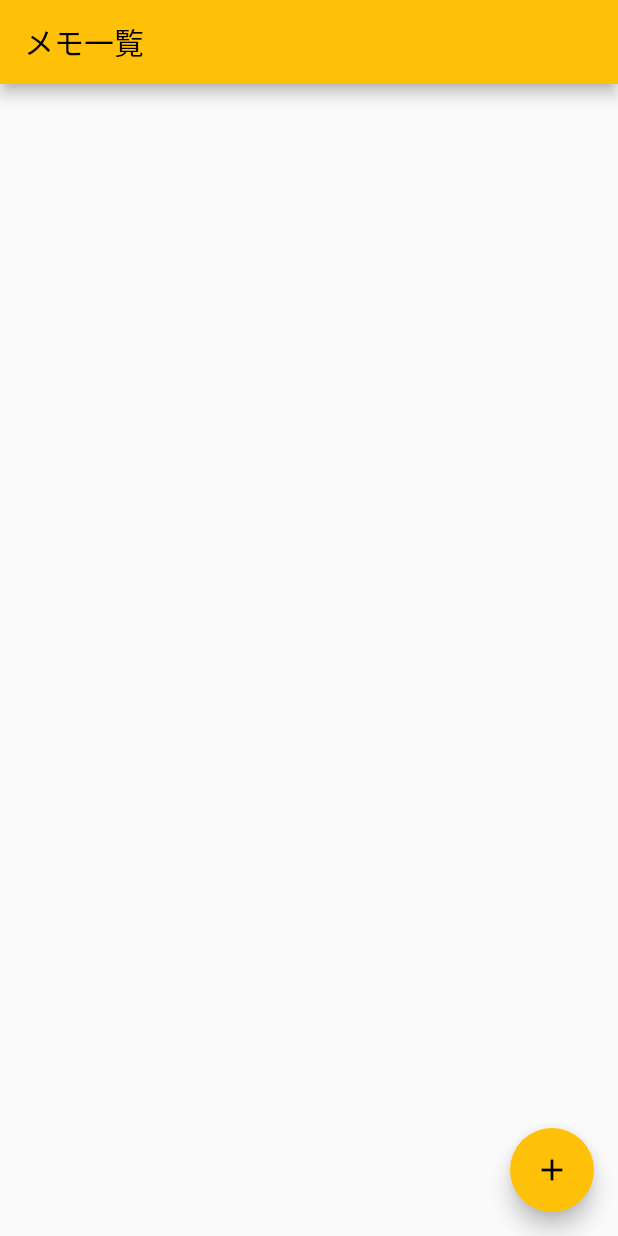
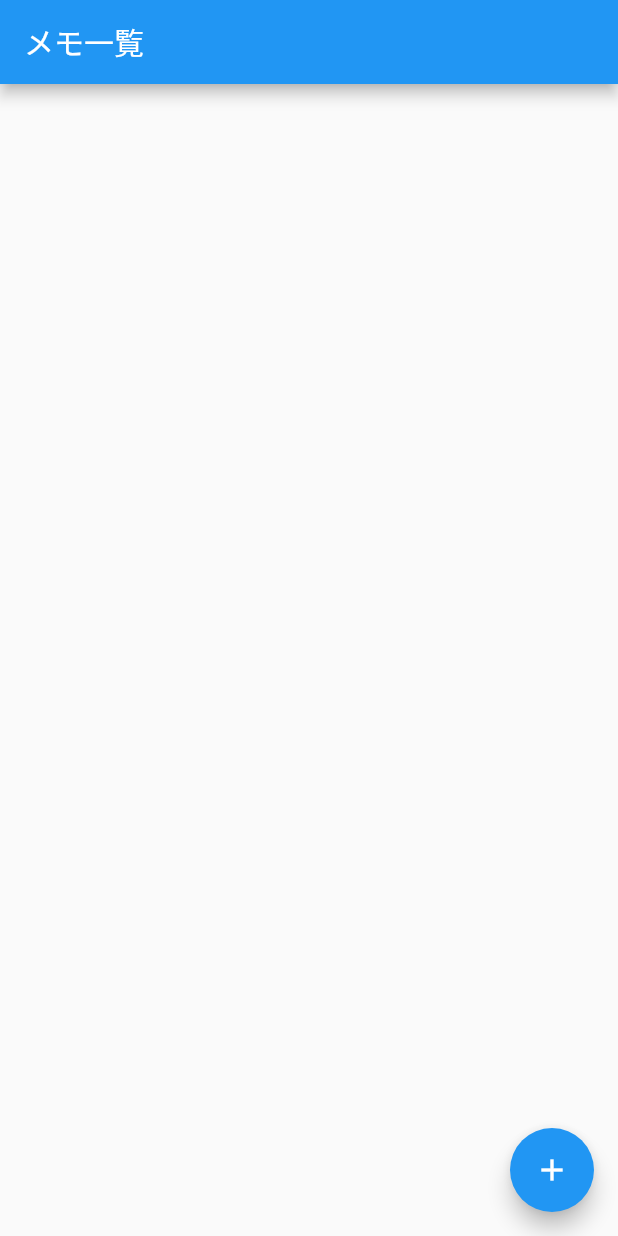
Before and after one commit to keitoutsumi/memo_app, a Flutter app: the screen it shows after launch, on a phone screen of 412 x 824 dp. Run offline on Flutter 3.47's test engine with Material 2 defaults, Android fonts, the phone set to English and light mode, and no system bars.

Commit message:
テーマを青に変更

```diff
--- a/lib/main.dart
+++ b/lib/main.dart
@@ -9,7 +9,7 @@ class MyApp extends StatelessWidget {
   Widget build(BuildContext context) {
     return MaterialApp(
       title: 'メモ帳',
-      theme: ThemeData(primarySwatch: Colors.amber),
+      theme: ThemeData(primarySwatch: Colors.blue),
       initialRoute: 'listpage',
       routes: <String, WidgetBuilder>{
         'listpage': (BuildContext context) => MemoListPage(),
```
Also changed, not shown: pubspec.lock, 1 other file.
